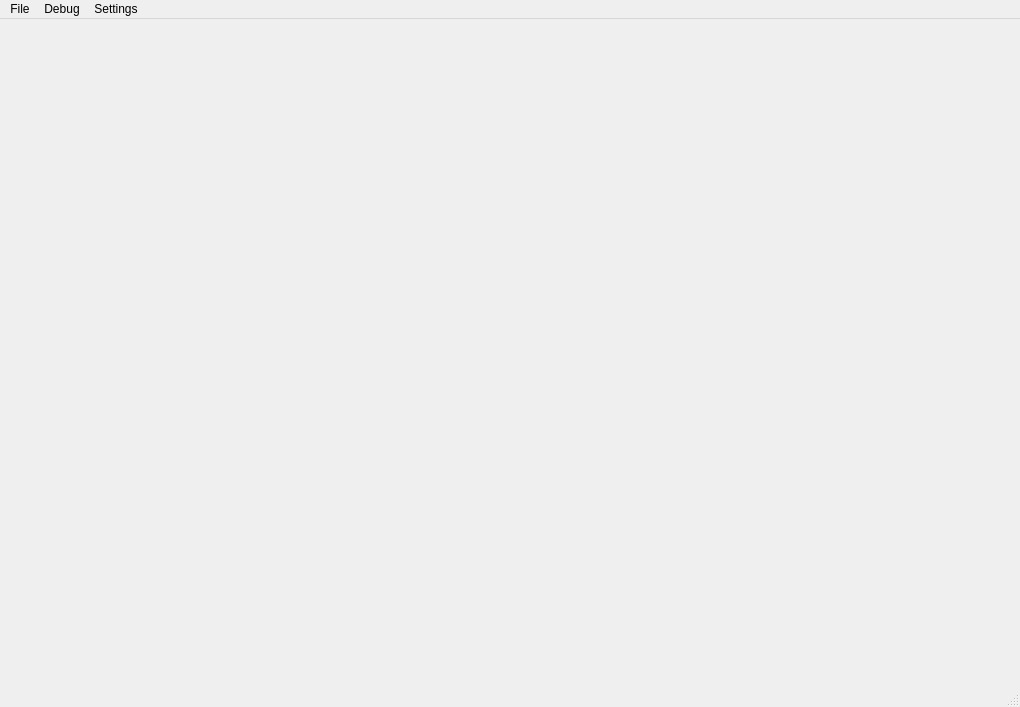
Before: the Qt Designer form uic/main_window.ui in boyzwj/m1x_bte, drawn with Qt 5.
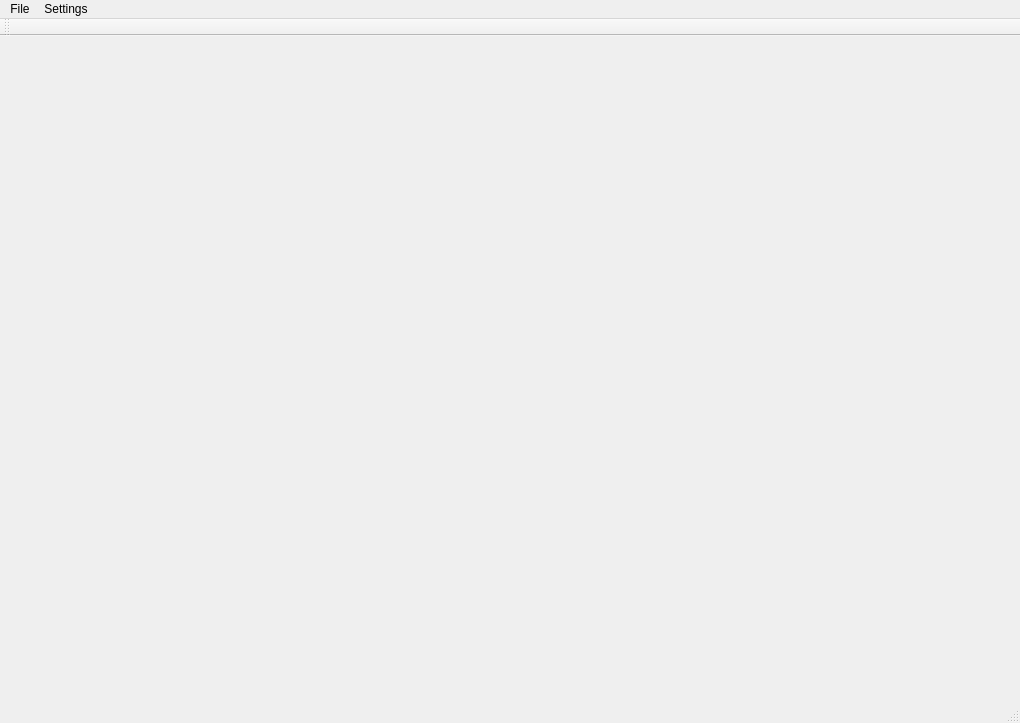
After: the same form once the commit is applied.

```diff
--- a/uic/main_window.ui
+++ b/uic/main_window.ui
@@ -7,7 +7,7 @@
     <x>0</x>
     <y>0</y>
     <width>1020</width>
-    <height>707</height>
+    <height>719</height>
    </rect>
   </property>
   <property name="sizePolicy">
@@ -60,12 +60,6 @@
     <addaction name="action_open"/>
     <addaction name="action_save"/>
    </widget>
-   <widget class="QMenu" name="menuDebug">
-    <property name="title">
-     <string>Debug</string>
-    </property>
-    <addaction name="action_attach"/>
-   </widget>
    <widget class="QMenu" name="menuSettings">
     <property name="title">
      <string>Settings</string>
@@ -73,9 +67,19 @@
     <addaction name="action_add_node"/>
    </widget>
    <addaction name="menu"/>
-   <addaction name="menuDebug"/>
    <addaction name="menuSettings"/>
   </widget>
+  <widget class="QToolBar" name="toolBar">
+   <property name="windowTitle">
+    <string>toolBar</string>
+   </property>
+   <attribute name="toolBarArea">
+    <enum>TopToolBarArea</enum>
+   </attribute>
+   <attribute name="toolBarBreak">
+    <bool>false</bool>
+   </attribute>
+  </widget>
   <action name="action_open">
    <property name="text">
     <string>open</string>
```
